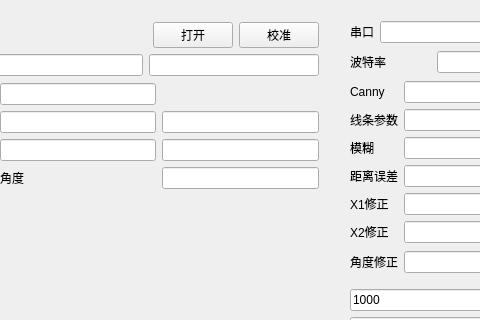
Qt form maindialog.ui (zouzichun/videoWirain) before a commit; both pictures show x 401 to 881 and y 0 to 320 of the 1280 by 800 pixel window.
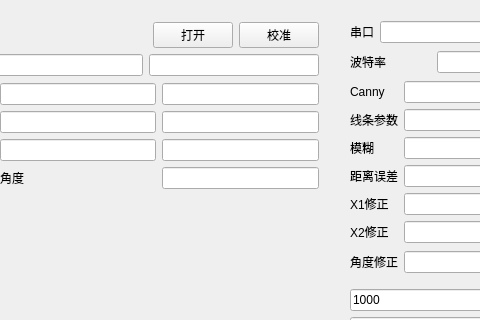
The same form after that commit.

Commit message: dev: add line image delta

```diff
--- a/maindialog.ui
+++ b/maindialog.ui
@@ -519,6 +519,9 @@
       <item row="3" column="3">
        <widget class="QLineEdit" name="x2_target"/>
       </item>
+      <item row="1" column="4">
+       <widget class="QLineEdit" name="start_delta"/>
+      </item>
      </layout>
     </item>
    </layout>
```
The commit also changes 6 other files.
